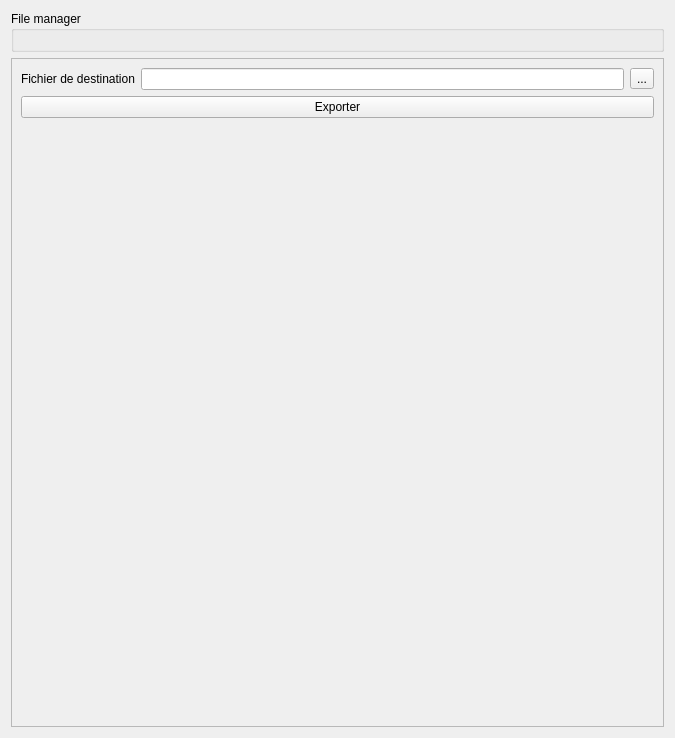
First picture: the form in config/base3/qgswidgets/lamia_tool_exportshp_ui.ui, repository Artelia/Lamia, before the edit.
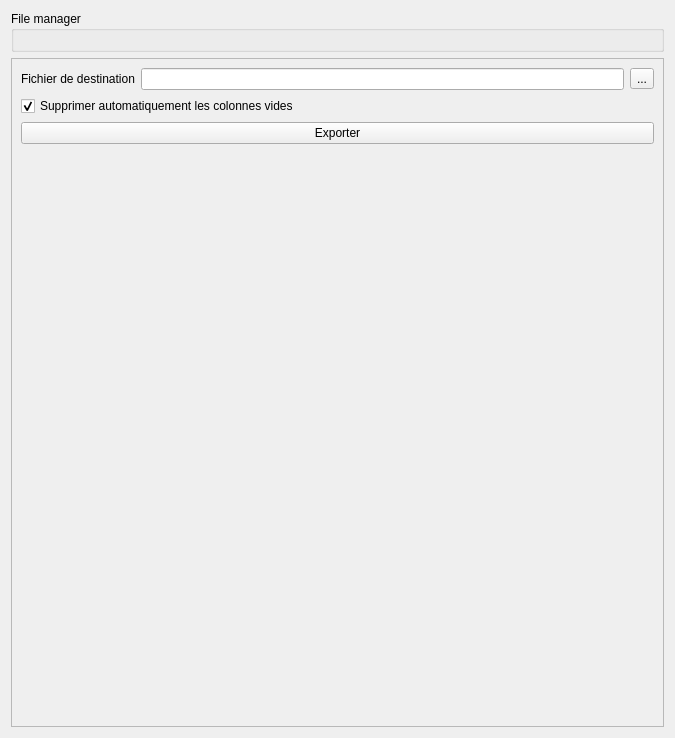
Second picture: the form after the edit.

Commit message: converter lamia levee bug fix

The edit to the form file:
```diff
--- a/config/base3/qgswidgets/lamia_tool_exportshp_ui.ui
+++ b/config/base3/qgswidgets/lamia_tool_exportshp_ui.ui
@@ -41,7 +41,7 @@
         </property>
        </widget>
       </item>
-      <item row="2" column="0">
+      <item row="3" column="0">
        <spacer name="verticalSpacer">
         <property name="orientation">
          <enum>Qt::Vertical</enum>
@@ -54,6 +54,13 @@
         </property>
        </spacer>
       </item>
+      <item row="2" column="0" colspan="3">
+       <widget class="QPushButton" name="pushButton_export">
+        <property name="text">
+         <string>Exporter</string>
+        </property>
+       </widget>
+      </item>
       <item row="0" column="2">
        <widget class="QToolButton" name="toolButton_filechooser">
         <property name="text">
@@ -62,9 +69,15 @@
        </widget>
       </item>
       <item row="1" column="0" colspan="3">
-       <widget class="QPushButton" name="pushButton_export">
+       <widget class="QCheckBox" name="checkBox_remove">
         <property name="text">
-         <string>Exporter</string>
+         <string>Supprimer automatiquement les colonnes vides</string>
+        </property>
+        <property name="checked">
+         <bool>true</bool>
+        </property>
+        <property name="tristate">
+         <bool>false</bool>
         </property>
        </widget>
       </item>
```
The commit also changes 299 other files.
